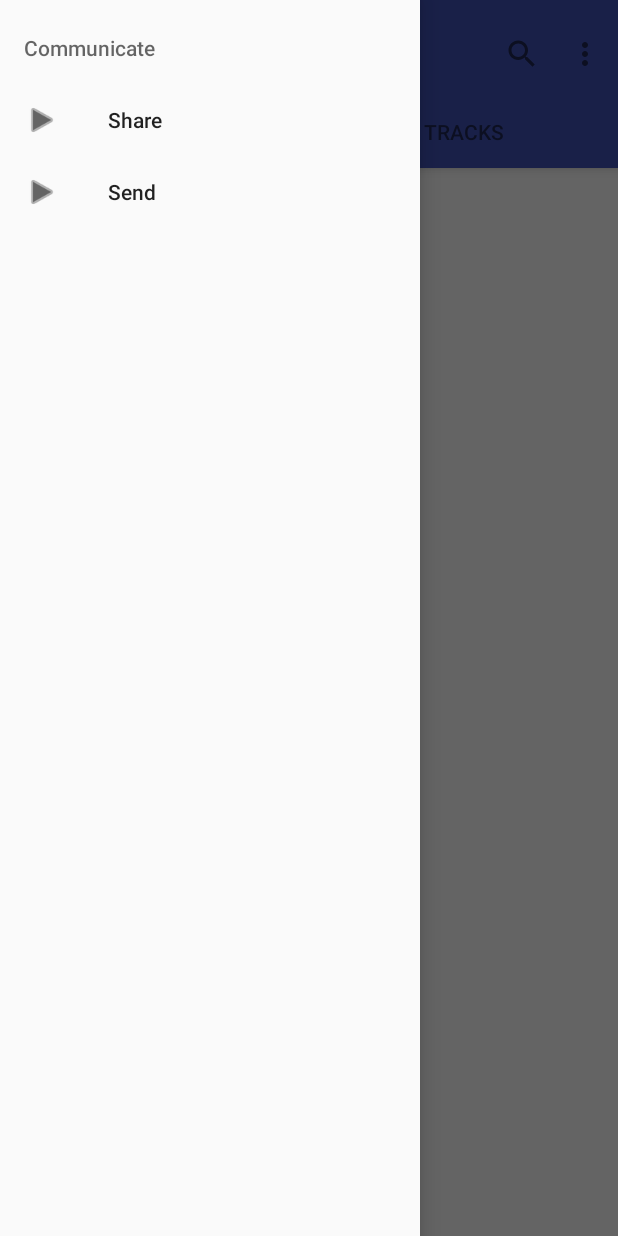
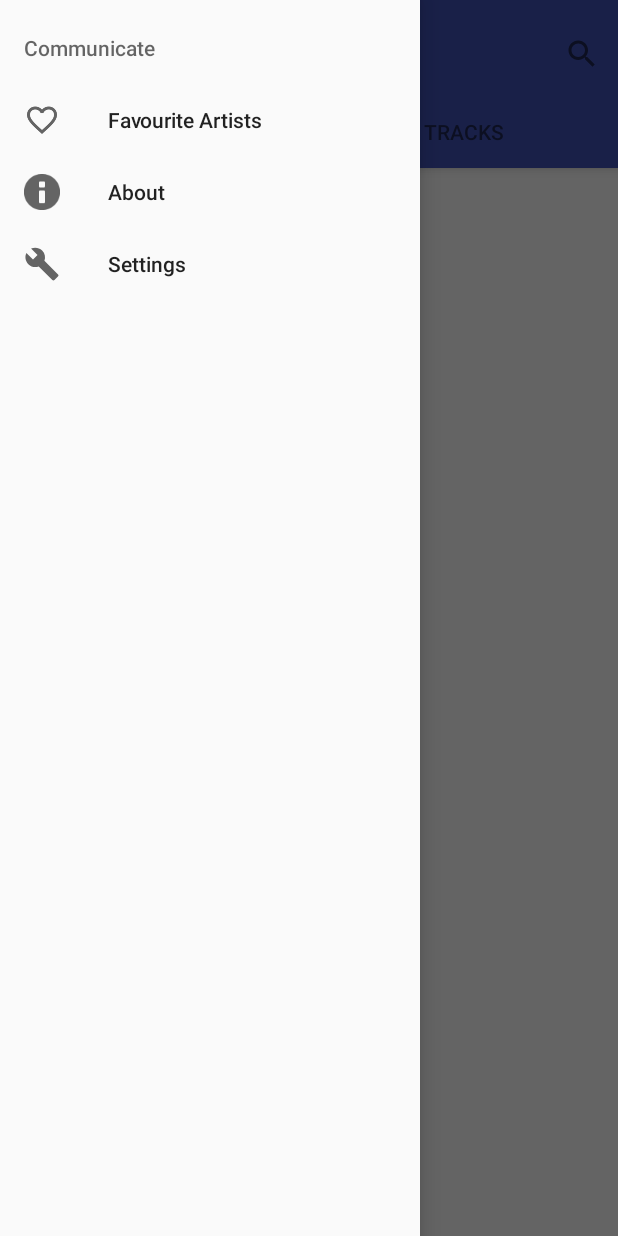
Before and after one commit to PR4S4D/SongWiki, an Android app: the screen it shows after launch (SongWikiActivity), with the side drawer open, on a phone screen of 412 x 824 dp. Run offline under Robolectric (Android 15) with nearby library versions, the phone set to English and light mode, and no system bars; our stand-ins replace AdMob, ButterKnife, Picasso; network calls fail; pictures from the network do not load; 3 statements that could not run were skipped.

Commit message:
feat: navigation drawer related changes
removed options menu

```diff
--- a/app/src/main/java/com/slp/songwiki/ui/activity/ArtistActivity.java
+++ b/app/src/main/java/com/slp/songwiki/ui/activity/ArtistActivity.java
@@ -375,7 +375,6 @@ public class ArtistActivity extends AppCompatActivity implements LoaderManager.L
                     Log.i("Insert failed", artistContent.toString());
                 } else {
                     ArtistUtils.saveImage(artist, getApplicationContext());
-                    Toast.makeText(this, R.string.made_favourite, Toast.LENGTH_SHORT).show();
                     Snackbar.make(view, R.string.made_favourite, Snackbar.LENGTH_SHORT).show();
                 }
             }
--- /dev/null
+++ b/app/src/main/res/drawable-xxhdpi/ic_menu_pref.xml
@@ -0,0 +1,9 @@
+<vector xmlns:android="http://schemas.android.com/apk/res/android"
+    android:width="24dp"
+    android:height="24dp"
+    android:viewportHeight="24.0"
+    android:viewportWidth="24.0">
+    <path
+        android:fillColor="#FF000000"
+        android:pathData="M22.7,19l-9.1,-9.1c0.9,-2.3 0.4,-5 -1.5,-6.9 -2,-2 -5,-2.4 -7.4,-1.3L9,6 6,9 1.6,4.7C0.4,7.1 0.9,10.1 2.9,12.1c1.9,1.9 4.6,2.4 6.9,1.5l9.1,9.1c0.4,0.4 1,0.4 1.4,0l2.3,-2.3c0.5,-0.4 0.5,-1.1 0.1,-1.4z" />
+</vector>
--- a/app/src/main/res/menu/song_wiki_drawer.xml
+++ b/app/src/main/res/menu/song_wiki_drawer.xml
@@ -3,13 +3,17 @@
     <item android:title="Communicate">
         <menu>
             <item
-                android:id="@+id/nav_share"
-                android:icon="@android:drawable/ic_media_play"
-                android:title="Share" />
+                android:id="@+id/favourite_artists"
+                android:icon="@drawable/make_favourite"
+                android:title="@string/favourite_artists" />
             <item
                 android:id="@+id/nav_send"
-                android:icon="@android:drawable/ic_media_play"
-                android:title="Send" />
+                android:icon="@android:drawable/ic_dialog_info"
+                android:title="@string/about" />
+            <item
+                android:id="@+id/song_wiki_settings"
+                android:icon="@drawable/ic_menu_pref"
+                android:title="@string/action_settings" />
         </menu>
     </item>
 </menu>
--- a/app/src/main/res/values/strings.xml
+++ b/app/src/main/res/values/strings.xml
@@ -40,4 +40,5 @@
     <string name="country">Country</string>
     <string name="navigation_drawer_open">Open navigation drawer</string>
     <string name="navigation_drawer_close">Close navigation drawer</string>
+    <string name="about">About</string>
 </resources>
```
Also changed, not shown: app/src/main/java/com/slp/songwiki/ui/activity/SongWikiActivity.java (+12 -9 lines).
